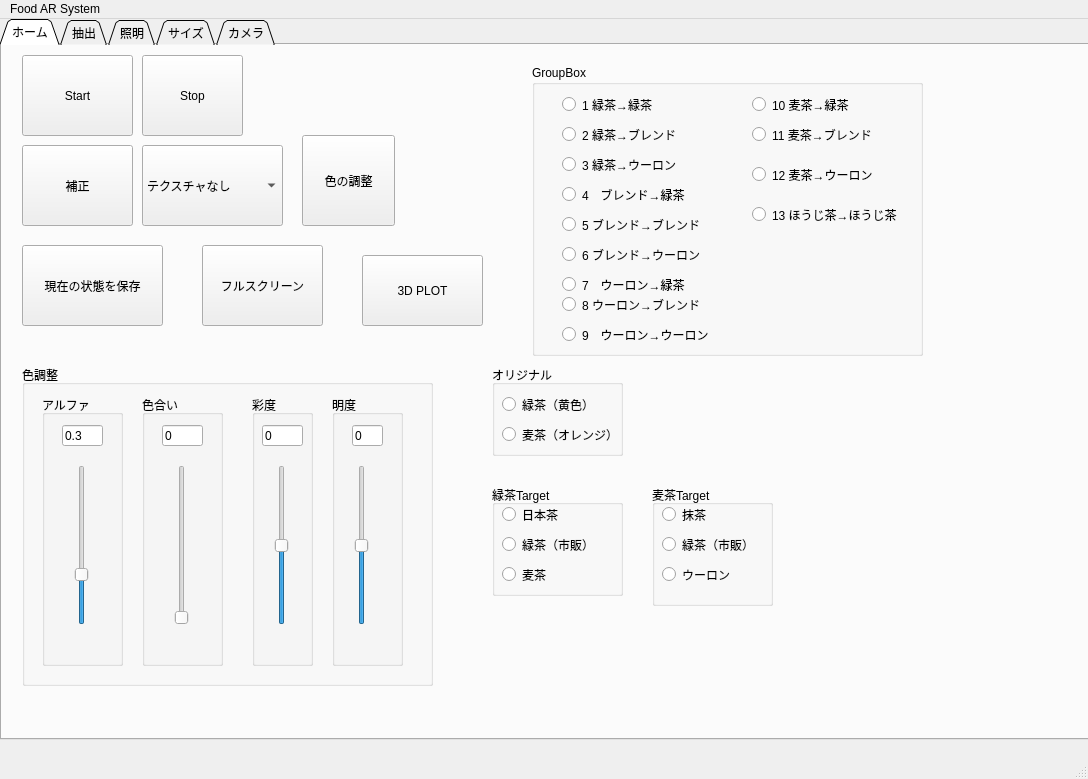
This is FoodModification/View/mainWindow.ui in JunyaUeda/FoodAR as Qt 5 draws it before an edit. The edited form follows.
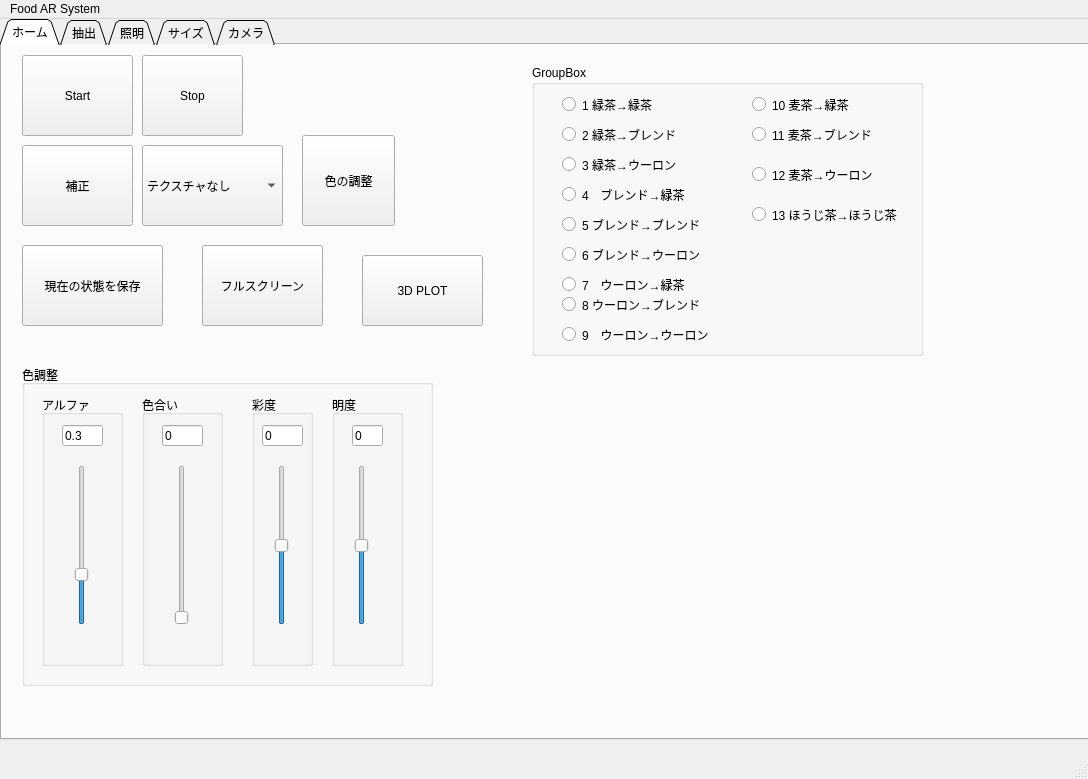
This is the edited form. The open tabs and pages were chosen to show the change.

Commit message: delete t ui trash

```diff
--- a/FoodModification/View/mainWindow.ui
+++ b/FoodModification/View/mainWindow.ui
@@ -368,149 +368,6 @@
        <string>3D PLOT</string>
       </property>
      </widget>
-     <widget class="QGroupBox" name="groupBox_6">
-      <property name="geometry">
-       <rect>
-        <x>490</x>
-        <y>320</y>
-        <width>131</width>
-        <height>91</height>
-       </rect>
-      </property>
-      <property name="title">
-       <string>オリジナル</string>
-      </property>
-      <widget class="QRadioButton" name="barleyTeaRadioButton">
-       <property name="geometry">
-        <rect>
-         <x>10</x>
-         <y>60</y>
-         <width>121</width>
-         <height>19</height>
-        </rect>
-       </property>
-       <property name="text">
-        <string>麦茶（オレンジ）</string>
-       </property>
-      </widget>
-      <widget class="QRadioButton" name="greenTeaRadioButton">
-       <property name="geometry">
-        <rect>
-         <x>10</x>
-         <y>30</y>
-         <width>105</width>
-         <height>19</height>
-        </rect>
-       </property>
-       <property name="text">
-        <string>緑茶（黄色）</string>
-       </property>
-      </widget>
-     </widget>
-     <widget class="QGroupBox" name="groupBox_7">
-      <property name="geometry">
-       <rect>
-        <x>490</x>
-        <y>440</y>
-        <width>131</width>
-        <height>111</height>
-       </rect>
-      </property>
-      <property name="title">
-       <string>緑茶Target</string>
-      </property>
-      <widget class="QRadioButton" name="japTeaTargetRadioButton">
-       <property name="geometry">
-        <rect>
-         <x>10</x>
-         <y>20</y>
-         <width>105</width>
-         <height>19</height>
-        </rect>
-       </property>
-       <property name="text">
-        <string>日本茶</string>
-       </property>
-      </widget>
-      <widget class="QRadioButton" name="greenTeaTargetRadioButton">
-       <property name="geometry">
-        <rect>
-         <x>10</x>
-         <y>50</y>
-         <width>105</width>
-         <height>19</height>
-        </rect>
-       </property>
-       <property name="text">
-        <string>緑茶（市販）</string>
-       </property>
-      </widget>
-      <widget class="QRadioButton" name="barleyTeaTargetRadioButton">
-       <property name="geometry">
-        <rect>
-         <x>10</x>
-         <y>80</y>
-         <width>105</width>
-         <height>19</height>
-        </rect>
-       </property>
-       <property name="text">
-        <string>麦茶</string>
-       </property>
-      </widget>
-     </widget>
-     <widget class="QGroupBox" name="groupBox_8">
-      <property name="geometry">
-       <rect>
-        <x>650</x>
-        <y>440</y>
-        <width>121</width>
-        <height>121</height>
-       </rect>
-      </property>
-      <property name="title">
-       <string>麦茶Target</string>
-      </property>
-      <widget class="QRadioButton" name="mattyaTargetRadioButton">
-       <property name="geometry">
-        <rect>
-         <x>10</x>
-         <y>20</y>
-         <width>105</width>
-         <height>19</height>
-        </rect>
-       </property>
-       <property name="text">
-        <string>抹茶</string>
-       </property>
-      </widget>
-      <widget class="QRadioButton" name="greenTeaTargetRadioButton2">
-       <property name="geometry">
-        <rect>
-         <x>10</x>
-         <y>50</y>
-         <width>105</width>
-         <height>19</height>
-        </rect>
-       </property>
-       <property name="text">
-        <string>緑茶（市販）</string>
-       </property>
-      </widget>
-      <widget class="QRadioButton" name="uronTeaTargetRadioButton">
-       <property name="geometry">
-        <rect>
-         <x>10</x>
-         <y>80</y>
-         <width>105</width>
-         <height>19</height>
-        </rect>
-       </property>
-       <property name="text">
-        <string>ウーロン</string>
-       </property>
-      </widget>
-     </widget>
      <widget class="QGroupBox" name="groupBox_9">
       <property name="geometry">
        <rect>
```
Left out of the diff: 2 changed lines with no effect on the pictures. The commit also changes 2 other files.
